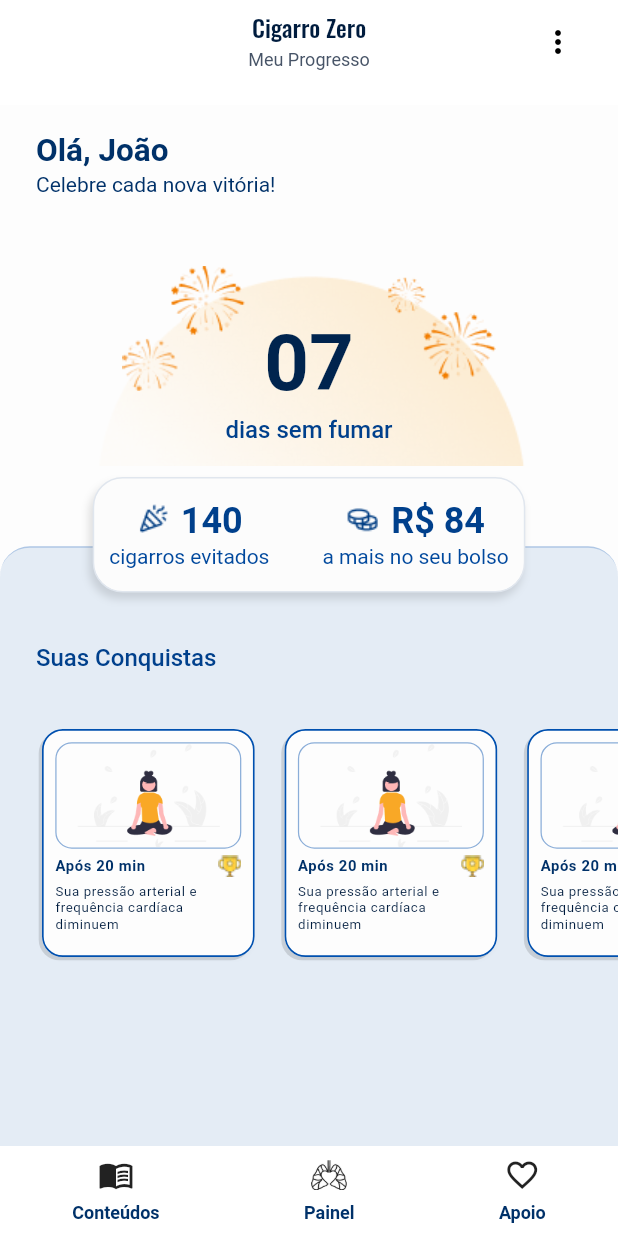
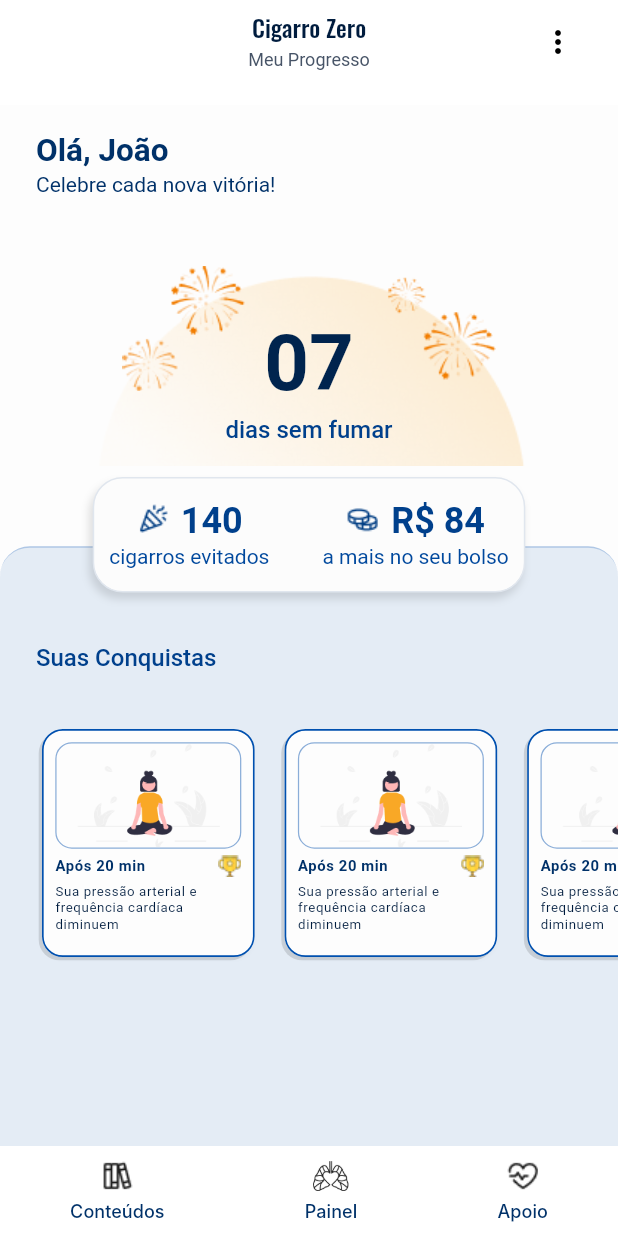
Before and after one commit to PipocaAgilDevs/cigarro-zero-app, a Flutter app: the screen it shows after launch, on a phone screen of 412 x 824 dp. Run offline on Flutter 3.47's test engine with Material 3 defaults, Android fonts, the phone set to English and light mode, and no system bars; our stand-ins replace google_fonts; Roboto replaces fonts that are missing (Inter).

Commit message:
logos correction

```diff
--- a/cigarrozeroapp/lib/modules/home/widgets/navbar.dart
+++ b/cigarrozeroapp/lib/modules/home/widgets/navbar.dart
@@ -11,9 +11,9 @@ class Navbar extends StatelessWidget {
       child: Row(
         mainAxisAlignment: MainAxisAlignment.spaceAround,
         children: [
-          _buildNavItem(Icons.menu_book_outlined, "Conteúdos"),
+          _buildNavItemWithImage("assets/images/books.png", "Conteúdos"),
           _buildNavItemWithImage("assets/images/logo.png", "Painel"),
-          _buildNavItem(Icons.favorite_border_outlined, "Apoio"),
+          _buildNavItemWithImage("assets/images/heartbeat.png", "Apoio"),
         ],
       ),
     );
@@ -27,7 +27,14 @@ class Navbar extends StatelessWidget {
         SizedBox(height: 4),
         Text(
           label,
-          style: TextStyle(fontSize: 12),
+          textAlign: TextAlign.center,
+          style: TextStyle(
+            fontFamily: 'Inter',
+            fontSize: 12,
+            fontWeight: FontWeight.w500,
+            height: 16 / 12,
+            letterSpacing: 0.03999999910593033,
+          ),
         ),
       ],
     );
@@ -45,7 +52,14 @@ class Navbar extends StatelessWidget {
         SizedBox(height: 4),
         Text(
           label,
-          style: TextStyle(fontSize: 12),
+          textAlign: TextAlign.center,
+          style: TextStyle(
+            fontFamily: 'Inter',
+            fontSize: 12,
+            fontWeight: FontWeight.w500,
+            height: 16 / 12,
+            letterSpacing: 0.03999999910593033,
+          ),
         ),
       ],
     );
```
Also changed, not shown: cigarrozeroapp/assets/images/books.png (added), cigarrozeroapp/assets/images/heartbeat.png (added).
